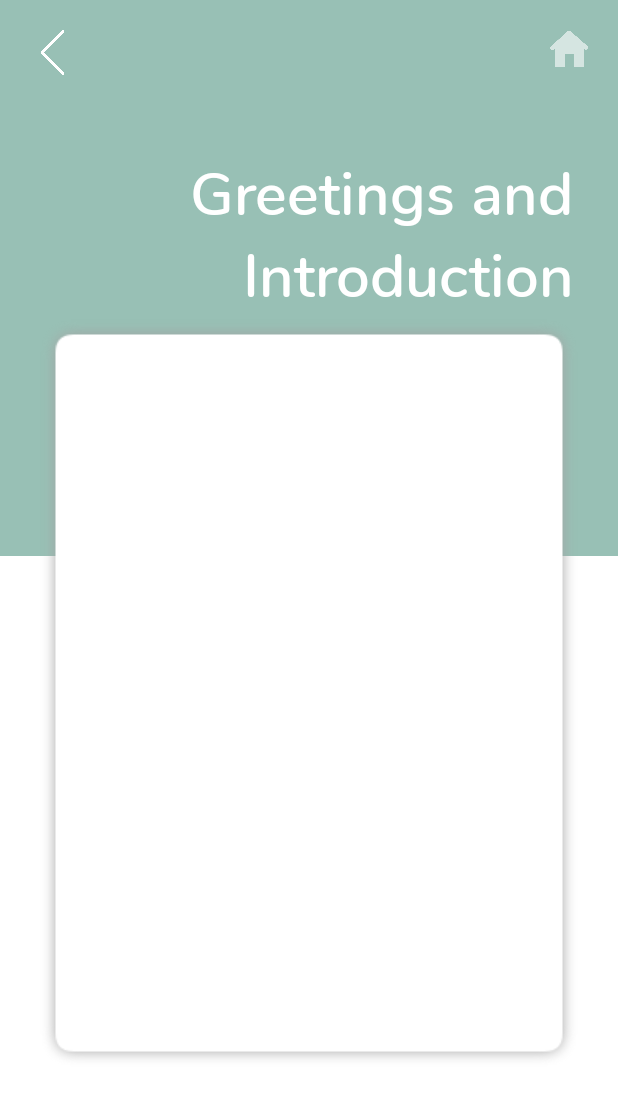
After one commit to teema15135/nurse-talk-java, an Android app: the SentenceContentActivity screen opened directly, with no data from a screen before it, on a phone screen of 412 x 824 dp. The commit adds this screen. Shown: the top 1098 px of the screen. Run offline under Robolectric (Android 15) with nearby library versions, the phone set to English and light mode, and no system bars.

Commit message:
add sentence content activity

```diff
--- a/app/src/main/AndroidManifest.xml
+++ b/app/src/main/AndroidManifest.xml
@@ -9,7 +9,8 @@
         android:roundIcon="@mipmap/ic_launcher_round"
         android:supportsRtl="true"
         android:theme="@style/AppTheme">
-        <activity android:name=".ConverAnimationActivity"></activity>
+        <activity android:name=".SentenceContentActivity"></activity>
+        <activity android:name=".ConverAnimationActivity" />
         <activity android:name=".ConversationActivity" />
         <activity android:name=".SentenceActivity" />
         <activity android:name=".SplashScreen">
--- a/app/src/main/java/com/coe/kku/ac/nursetalk/SentenceActivity.java
+++ b/app/src/main/java/com/coe/kku/ac/nursetalk/SentenceActivity.java
@@ -5,20 +5,21 @@ import androidx.appcompat.app.AppCompatActivity;
 import android.content.Intent;
 import android.os.Bundle;
 import android.view.View;
+import android.widget.Button;
 import android.widget.ImageButton;
 
 public class SentenceActivity extends AppCompatActivity {
 
     ImageButton backBtn;
+    Button greetingBtn;
 
     @Override
     protected void onCreate(Bundle savedInstanceState) {
         super.onCreate(savedInstanceState);
         setContentView(R.layout.activity_sentence);
 
-
-
         backBtn = (ImageButton) findViewById(R.id.backSentenceImgButton);
+        greetingBtn = (Button) findViewById(R.id.s_greeting_btn);
 
         backBtn.setOnClickListener(new View.OnClickListener() {
             @Override
@@ -26,5 +27,11 @@ public class SentenceActivity extends AppCompatActivity {
                 startActivity(new Intent(SentenceActivity.this, MainActivity.class));
             }
         });
+        greetingBtn.setOnClickListener(new View.OnClickListener() {
+            @Override
+            public void onClick(View v) {
+                startActivity(new Intent(SentenceActivity.this, SentenceContentActivity.class));
+            }
+        });
     }
 }
--- /dev/null
+++ b/app/src/main/java/com/coe/kku/ac/nursetalk/SentenceContentActivity.java
@@ -0,0 +1,35 @@
+package com.coe.kku.ac.nursetalk;
+
+import androidx.appcompat.app.AppCompatActivity;
+
+import android.content.Intent;
+import android.os.Bundle;
+import android.view.View;
+import android.widget.ImageButton;
+
+public class SentenceContentActivity extends AppCompatActivity {
+
+    ImageButton back, home;
+
+    @Override
+    protected void onCreate(Bundle savedInstanceState) {
+        super.onCreate(savedInstanceState);
+        setContentView(R.layout.activity_sentence_content);
+
+        back = (ImageButton) findViewById(R.id.backSentenceContentButton);
+        home = (ImageButton) findViewById(R.id.homeSentencecontentButton);
+
+        back.setOnClickListener(new View.OnClickListener() {
+            @Override
+            public void onClick(View v) {
+                startActivity(new Intent(SentenceContentActivity.this, SentenceActivity.class));
+            }
+        });
+        home.setOnClickListener(new View.OnClickListener() {
+            @Override
+            public void onClick(View v) {
+                startActivity(new Intent(SentenceContentActivity.this, MainActivity.class));
+            }
+        });
+    }
+}
--- /dev/null
+++ b/app/src/main/res/layout/activity_sentence_content.xml
@@ -0,0 +1,107 @@
+<?xml version="1.0" encoding="utf-8"?>
+<RelativeLayout xmlns:android="http://schemas.android.com/apk/res/android"
+    xmlns:app="http://schemas.android.com/apk/res-auto"
+    xmlns:tools="http://schemas.android.com/tools"
+    android:layout_width="match_parent"
+    android:layout_height="match_parent"
+    tools:context=".VocabActivity">
+
+    <RelativeLayout
+        android:layout_width="match_parent"
+        android:layout_height="match_parent">
+        <LinearLayout
+            android:layout_width="match_parent"
+            android:layout_height="match_parent"
+            android:weightSum="2"
+            android:orientation="vertical">
+            <LinearLayout
+                android:layout_weight="0.9"
+                android:layout_height="wrap_content"
+                android:layout_width="match_parent"
+                android:background="@color/light_blue">
+            </LinearLayout>
+
+            <LinearLayout
+                android:layout_weight="1.1"
+                android:layout_width="match_parent"
+                android:layout_height="wrap_content"
+                android:background="@android:color/white"></LinearLayout>
+
+        </LinearLayout>
+    </RelativeLayout>
+
+
+    <ScrollView
+        android:layout_width="match_parent"
+        android:layout_height="wrap_content"
+        android:overScrollMode="always"
+        android:scrollbars="none">
+
+        <LinearLayout
+            android:layout_width="match_parent"
+            android:layout_height="match_parent"
+            android:orientation="vertical"
+            android:weightSum="2">
+
+            <RelativeLayout
+                android:layout_width="match_parent"
+                android:layout_height="wrap_content"
+                android:translationZ="5dp">
+
+                <ImageButton
+                    android:id="@+id/backSentenceContentButton"
+                    android:layout_width="@dimen/back_button_size"
+                    android:layout_height="@dimen/back_button_size"
+                    android:layout_margin="@dimen/back_button_margin"
+                    android:background="@android:color/transparent"
+                    android:scaleType="fitCenter"
+                    android:src="@drawable/back_w_light" />
+
+                <TextView
+                    android:id="@+id/sentence_title"
+                    android:layout_width="wrap_content"
+                    android:layout_height="wrap_content"
+                    android:layout_alignParentRight="true"
+                    android:layout_marginTop="100dp"
+                    android:layout_marginRight="30dp"
+                    android:fontFamily="@font/nunito_semibold"
+                    android:gravity="right"
+                    android:maxWidth="300dp"
+                    android:text="Greetings and Introduction"
+                    android:textColor="@color/white"
+                    android:textSize="40sp" />
+
+                <ImageButton
+                    android:id="@+id/homeSentencecontentButton"
+                    android:layout_width="@dimen/home_button_size"
+                    android:layout_height="@dimen/home_button_size"
+                    android:layout_alignParentRight="true"
+                    android:layout_margin="@dimen/back_button_margin"
+                    android:alpha="0.6"
+                    android:background="@android:color/transparent"
+                    android:scaleType="fitCenter"
+                    android:src="@drawable/home" />
+
+                <LinearLayout
+                    android:layout_width="@dimen/sentence_board_content_w"
+                    android:layout_height="@dimen/sentence_board_content_h"
+                    android:layout_centerHorizontal="true"
+                    android:background="@drawable/shadow_164114"
+                    android:layout_below="@+id/sentence_title"
+                    android:padding="30dp">
+                </LinearLayout>
+
+            </RelativeLayout>
+
+            <View
+                android:layout_width="match_parent"
+                android:layout_height="0dp"
+                android:layout_weight="1" />
+
+        </LinearLayout>
+
+    </ScrollView>
+
+
+
+</RelativeLayout>
--- a/app/src/main/res/values/dimens.xml
+++ b/app/src/main/res/values/dimens.xml
@@ -21,4 +21,7 @@
     <dimen name="conver_ic_nurse_size">35dp</dimen>
     <dimen name="conver_ic_patient_size">35dp</dimen>
     <dimen name="conver_max_width">180dp</dimen>
+
+    <dimen name="sentence_board_content_w">360dp</dimen>
+    <dimen name="sentence_board_content_h">500dp</dimen>
 </resources>
```
Also changed, not shown: app/src/main/res/drawable/shadow_164114.9.png (added).
